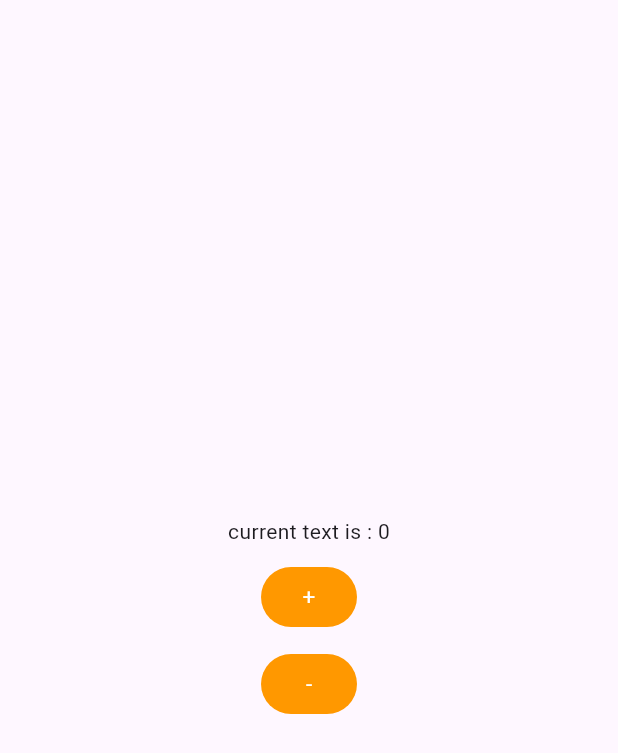
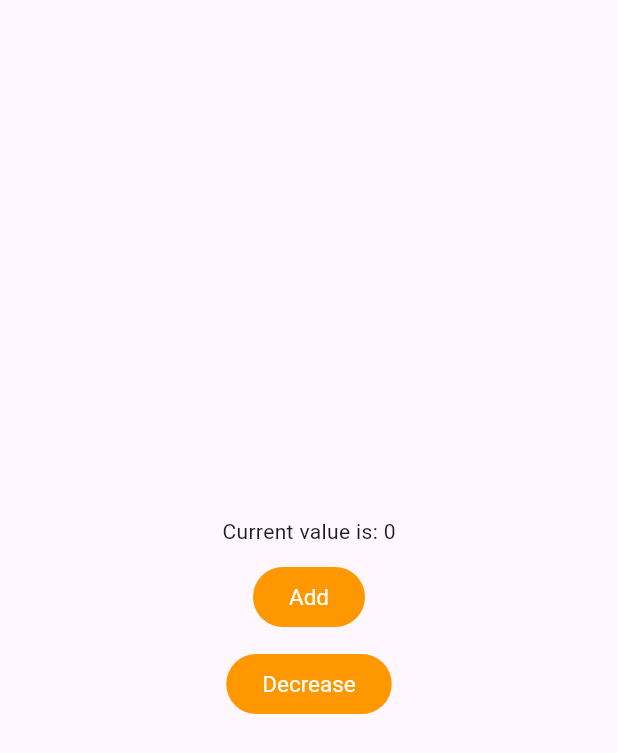
Before and after one commit to cecyours/student_flutter_practice, a Flutter app: the screen it shows after launch, on a phone screen of 412 x 824 dp. Shown: the top 753 px of the screen. Run offline on Flutter 3.47's test engine with Material 3 defaults, Android fonts, the phone set to English and light mode, and no system bars; our stand-ins replace dio, flutter_redux, hive_flutter, redux, shared_preferences; accounts and stored records are empty.

Commit message:
first commit

```diff
--- /dev/null
+++ b/lib/local_storage/shared_preference.dart
@@ -0,0 +1,78 @@
+import 'package:flutter/material.dart';
+import 'package:shared_preferences/shared_preferences.dart';
+
+class SharedPreferenceUi extends StatefulWidget {
+  const SharedPreferenceUi({super.key});
+
+  @override
+  State<SharedPreferenceUi> createState() => _SharedPreferenceState();
+}
+
+class _SharedPreferenceState extends State<SharedPreferenceUi> {
+  int value=0;
+  late double widthSize;
+  late double heightSize;
+  late SharedPreferences pref;
+
+  @override
+  void initState() {
+    super.initState();
+    initShared();
+  }
+
+  void initShared() async{
+    pref = await SharedPreferences.getInstance();
+
+    value = pref.getInt('key') ?? 0;
+  }
+  @override
+  Widget build(BuildContext context) {
+    widthSize = MediaQuery.of(context).size.width;
+    heightSize = MediaQuery.of(context).size.height;
+
+    return Material(
+      child: Container(
+        width: widthSize,
+        height: heightSize,
+        child: Center(
+          child: Column(
+            mainAxisSize: MainAxisSize.min,
+            children: [
+              Text("Current value is: $value"),
+              const SizedBox(height: 10),
+              FilledButton(
+                onPressed: () async {
+                  await _incrementValue();
+                },
+                child: const Text("Add"),
+              ),
+              const SizedBox(height: 10),
+              FilledButton(
+                onPressed: () async {
+                  await _decrementValue();
+                },
+                child: const Text("Decrease"),
+              ),
+            ],
+          ),
+        ),
+      ),
+    );
+  }
+
+  Future<void> _incrementValue() async {
+    value++;
+    pref.setInt('key', value);
+    setState(() {
+
+    });
+  }
+
+  Future<void> _decrementValue() async {
+    value--;
+    pref.setInt('key', value);
+    setState(() {
+
+    });
+  }
+}
--- a/lib/main.dart
+++ b/lib/main.dart
@@ -1,4 +1,5 @@
 import 'package:flutter/material.dart';
+import 'package:hive_flutter/adapters.dart';
 import 'package:maulesh_flutter_practice/cupertino_gesture_pratice/screen.dart';
 import 'package:maulesh_flutter_practice/provider/provider.dart';
 import 'package:maulesh_flutter_practice/provider/ui.dart';
@@ -6,10 +7,14 @@ import 'package:maulesh_flutter_practice/theme_pratice/professional_theme.dart';
 import 'package:provider/provider.dart';
 
 import 'app_pratice/provider/products_provider.dart';
+import 'local_storage/hive.dart';
+import 'local_storage/shared_preference.dart';
 
-void main() {
+void main() async{
   // final Fact = Store<UpdateValue>(reflectValue,
   //     initialState: UpdateValue.DefaultValue());
+  WidgetsFlutterBinding.ensureInitialized();
+  await Hive.initFlutter();
   runApp(MyApp());
 }
 
@@ -33,7 +38,7 @@ class MyApp extends StatelessWidget {
         theme: theme,
         darkTheme: darkTheme,
         themeMode: ThemeMode.system,
-        home: Ui(),
+        home: SharedPreferenceUi(),
       ),
     );
   }
--- a/lib/provider/provider.dart
+++ b/lib/provider/provider.dart
@@ -11,6 +11,5 @@ class Provider1 extends ChangeNotifier {
   void sub() {
     value--;
     notifyListeners();
-
   }
 }
--- a/pubspec.yaml
+++ b/pubspec.yaml
@@ -40,6 +40,8 @@ dependencies:
   provider: ^6.1.2
   dio: ^5.7.0
   http: ^1.2.2
+  hive_flutter: ^1.1.0
+  shared_preferences: ^2.3.3
 
 dev_dependencies:
   flutter_test:
```
Also changed, not shown: lib/local_storage/hive.dart (added, +84 -0 lines), pubspec.lock.
